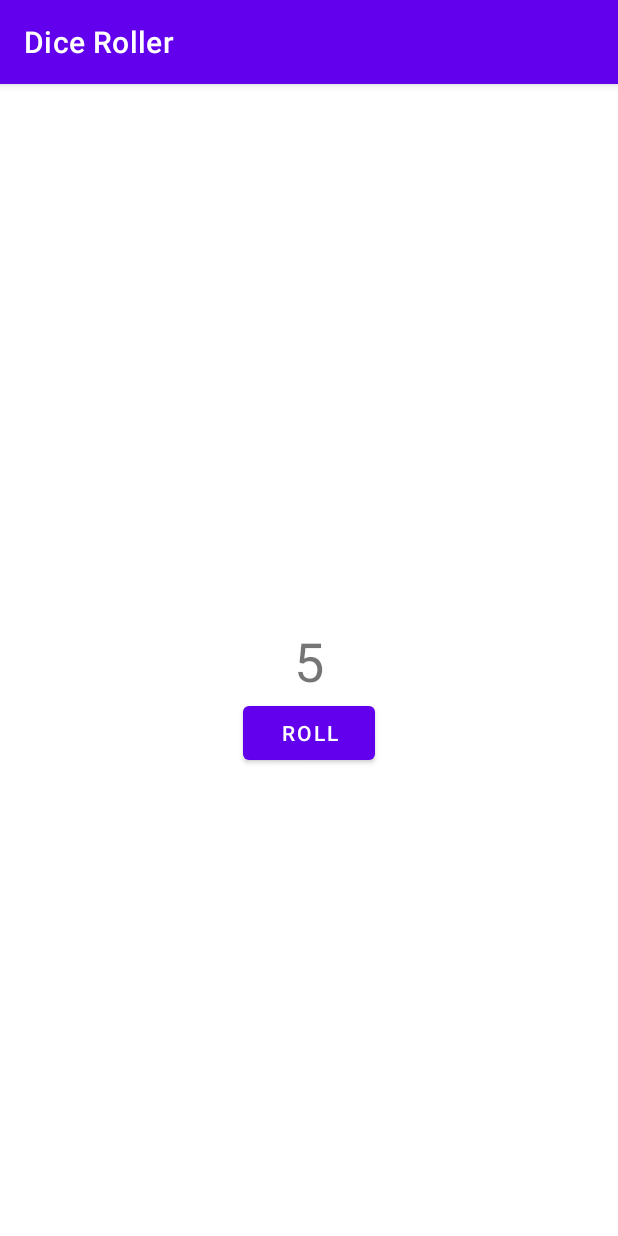
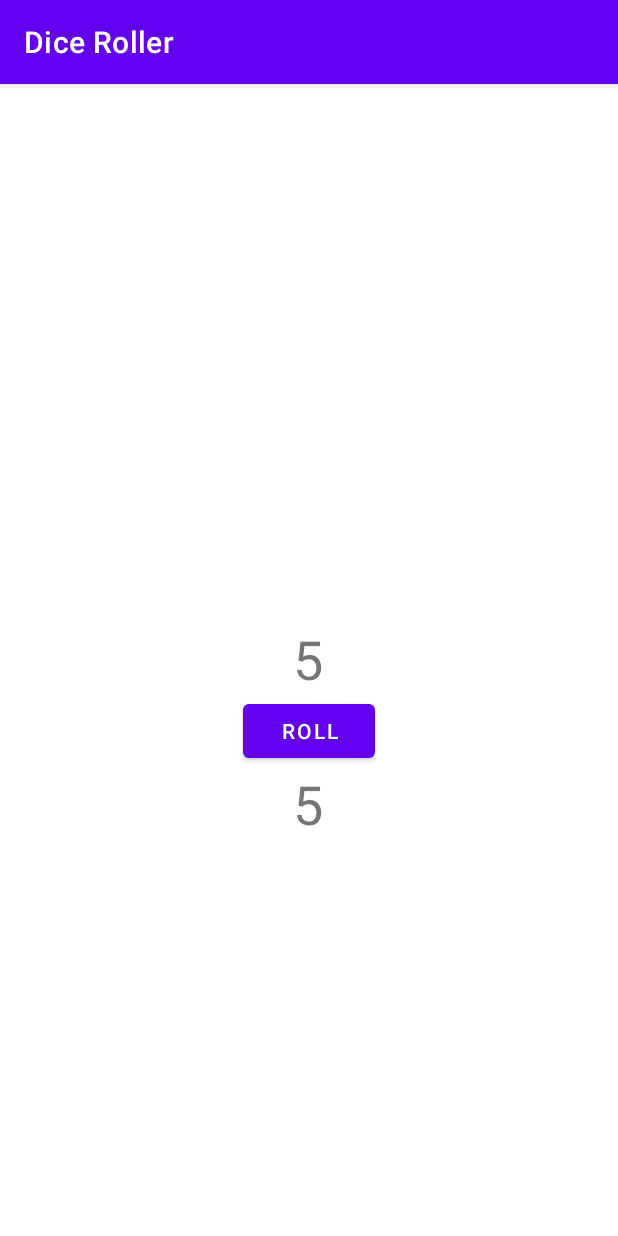
Before and after one commit to AndresFelipeValencia/Dice-Roll, an Android app: the screen it shows after launch (MainActivity), after a tap on "ROLL", on a phone screen of 412 x 824 dp. Run offline under Robolectric (Android 15) with nearby library versions, the phone set to English and light mode, and no system bars.

```diff
--- a/app/app/src/main/java/com/example/diceroller/Dice.kt
+++ b/app/app/src/main/java/com/example/diceroller/Dice.kt
@@ -1,6 +1,6 @@
 package com.example.diceroller
 
-class Dice(val numSides: Int) {
+class Dice(private val numSides: Int) {
 
     fun roll(): Int {
         return (1..numSides).random()
--- a/app/app/src/main/java/com/example/diceroller/MainActivity.kt
+++ b/app/app/src/main/java/com/example/diceroller/MainActivity.kt
@@ -5,7 +5,10 @@ import android.os.Bundle
 import android.widget.Button
 import android.widget.TextView
 
-
+/**
+ * This activity allows the user to roll a dice and view the result
+ * on the screen.
+ */
 class MainActivity : AppCompatActivity() {
     override fun onCreate(savedInstanceState: Bundle?) {
         super.onCreate(savedInstanceState)
@@ -14,13 +17,31 @@ class MainActivity : AppCompatActivity() {
         val rollButton: Button = findViewById(R.id.button)
         rollButton.setOnClickListener {
             rollDice()
+            rollDiceOne()
         }
     }
 
+    /**
+     * Roll the dice and update the screen with the result.
+     */
     private fun rollDice() {
+        // Create new Dice object with 6 sides and roll it
         val dice = Dice(6)
         val diceRoll = dice.roll()
+
+        // Update the screen with the dice roll
         val resultTextView: TextView = findViewById(R.id.textView)
         resultTextView.text = diceRoll.toString()
     }
+
+    private fun rollDiceOne() {
+        // Create new Dice object with 6 sides and roll it
+        val diceOne = Dice(6)
+        val diceRollOne = diceOne.roll()
+
+        // Update the screen with the dice roll
+        val resultTextViewOne: TextView = findViewById(R.id.textView2)
+        resultTextViewOne.text = diceRollOne.toString()
+    }
+
 }
--- a/app/app/src/main/res/layout/activity_main.xml
+++ b/app/app/src/main/res/layout/activity_main.xml
@@ -5,17 +5,6 @@
     android:layout_width="match_parent"
     android:layout_height="match_parent"
     tools:context=".MainActivity">
-
-    <TextView
-        android:id="@+id/textView"
-        android:layout_width="wrap_content"
-        android:layout_height="wrap_content"
-        android:textSize="36sp"
-        app:layout_constraintBottom_toBottomOf="parent"
-        app:layout_constraintLeft_toLeftOf="parent"
-        app:layout_constraintRight_toRightOf="parent"
-        app:layout_constraintTop_toTopOf="parent"
-        tools:text="1" />
 
     <Button
         android:id="@+id/button"
@@ -26,4 +15,30 @@
         app:layout_constraintStart_toStartOf="parent"
         app:layout_constraintTop_toBottomOf="@+id/textView" />
 
+    <TextView
+        android:id="@+id/textView"
+        android:layout_width="wrap_content"
+        android:layout_height="wrap_content"
+        android:textSize="36sp"
+        app:layout_constraintBottom_toBottomOf="parent"
+        app:layout_constraintHorizontal_bias="0.498"
+        app:layout_constraintLeft_toLeftOf="parent"
+        app:layout_constraintRight_toRightOf="parent"
+        app:layout_constraintTop_toTopOf="parent"
+        app:layout_constraintVertical_bias="0.499"
+        tools:text="1" />
+
+    <TextView
+        android:id="@+id/textView2"
+        android:layout_width="wrap_content"
+        android:layout_height="wrap_content"
+        android:textSize="36sp"
+        app:layout_constraintBottom_toBottomOf="parent"
+        app:layout_constraintEnd_toEndOf="parent"
+        app:layout_constraintHorizontal_bias="0.498"
+        app:layout_constraintStart_toStartOf="parent"
+        app:layout_constraintTop_toBottomOf="@+id/button"
+        app:layout_constraintVertical_bias="0.0"
+        tools:text="1" />
+
 </androidx.constraintlayout.widget.ConstraintLayout>
```
